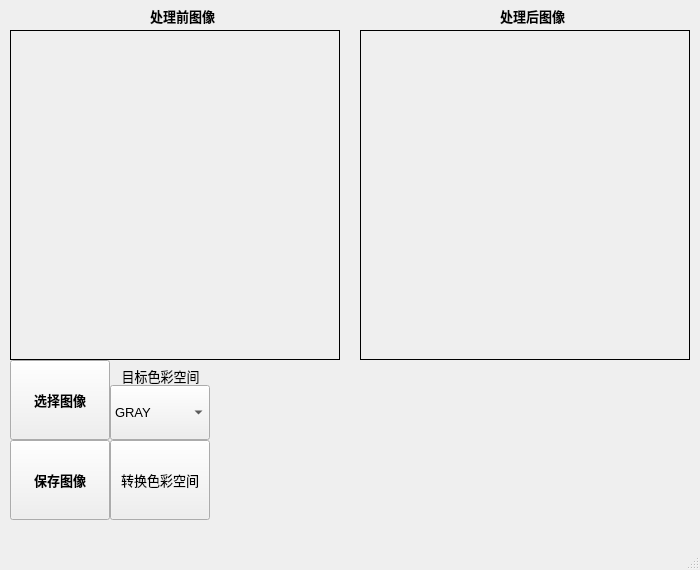
Old version of the form MainWindow.ui in the repository Humble-Engineer/Img_processor.
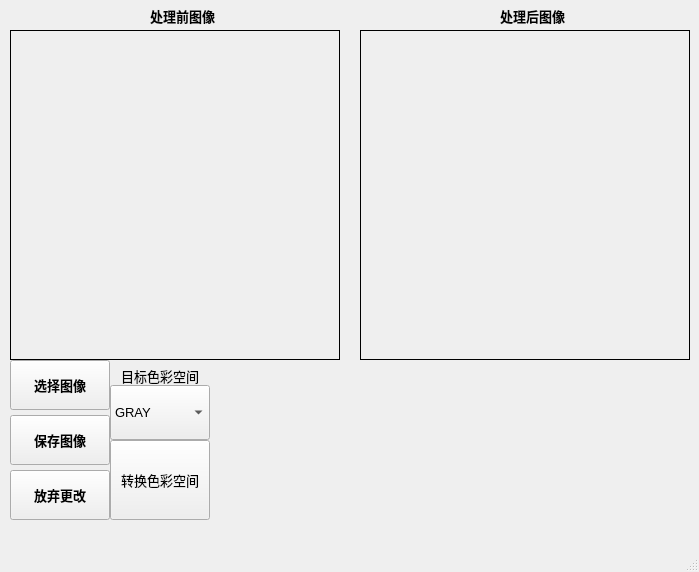
New version of the form.

Commit message: 添加图像复位功能

```diff
--- a/MainWindow.ui
+++ b/MainWindow.ui
@@ -6,8 +6,8 @@
    <rect>
     <x>0</x>
     <y>0</y>
-    <width>700</width>
-    <height>570</height>
+    <width>699</width>
+    <height>572</height>
    </rect>
   </property>
   <property name="minimumSize">
@@ -61,9 +61,9 @@
     <property name="geometry">
      <rect>
       <x>10</x>
-      <y>440</y>
+      <y>415</y>
       <width>100</width>
-      <height>80</height>
+      <height>50</height>
      </rect>
     </property>
     <property name="font">
@@ -87,7 +87,7 @@
       <x>10</x>
       <y>360</y>
       <width>100</width>
-      <height>80</height>
+      <height>50</height>
      </rect>
     </property>
     <property name="font">
@@ -183,7 +183,7 @@
      <rect>
       <x>110</x>
       <y>360</y>
-      <width>101</width>
+      <width>100</width>
       <height>31</height>
      </rect>
     </property>
@@ -194,6 +194,27 @@
      <set>Qt::AlignmentFlag::AlignCenter</set>
     </property>
    </widget>
+   <widget class="QPushButton" name="reset_button">
+    <property name="geometry">
+     <rect>
+      <x>10</x>
+      <y>470</y>
+      <width>100</width>
+      <height>50</height>
+     </rect>
+    </property>
+    <property name="font">
+     <font>
+      <pointsize>10</pointsize>
+      <italic>false</italic>
+      <bold>true</bold>
+      <underline>false</underline>
+     </font>
+    </property>
+    <property name="text">
+     <string>放弃更改</string>
+    </property>
+   </widget>
   </widget>
   <widget class="QMenuBar" name="menubar">
    <property name="geometry">
```
Left out of the diff: 2 changed lines with no effect on the pictures. The commit also changes 2 other files.
